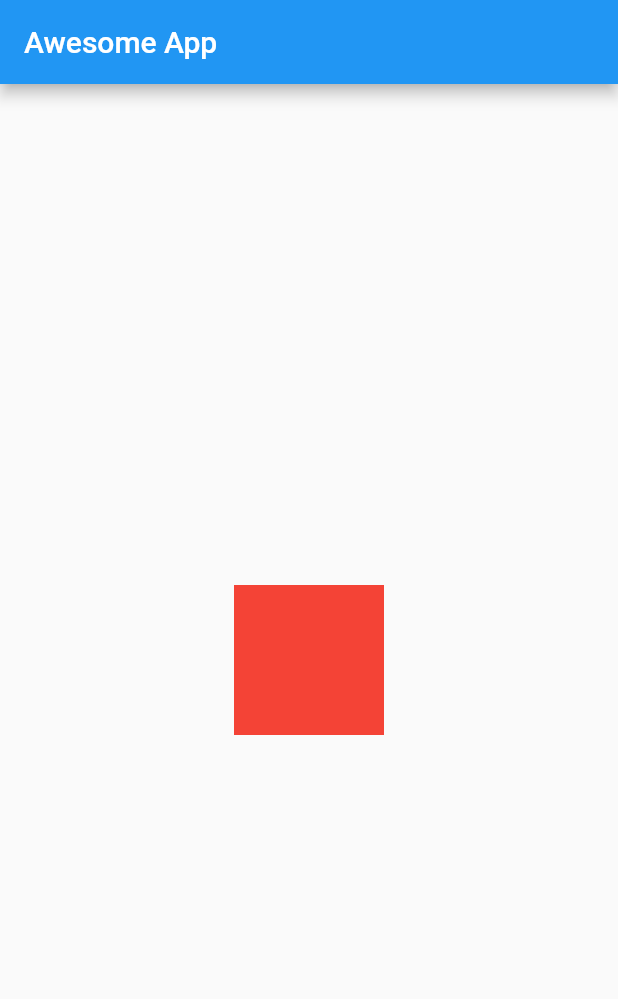
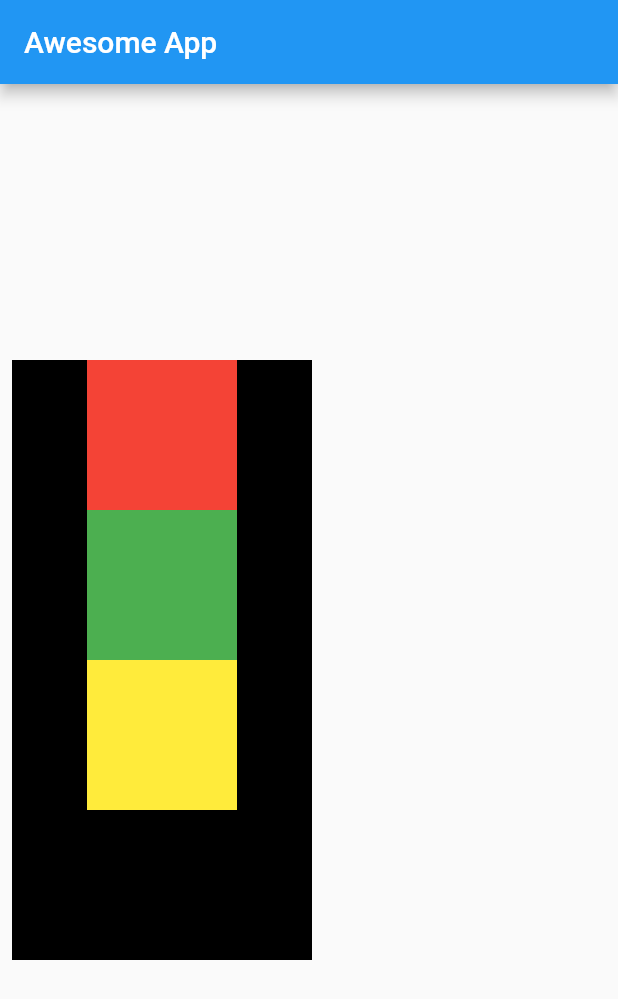
Before and after one commit to aadit-patil/demo, a Flutter app: the screen it shows after launch, on a phone screen of 412 x 824 dp. Shown: the top 999 px of the screen. Run offline on Flutter 3.47's test engine with Material 2 defaults, Android fonts, the phone set to English and light mode, and no system bars.

Commit message:
Chapter2-Completed

```diff
--- a/lib/main.dart
+++ b/lib/main.dart
@@ -18,41 +18,44 @@ class HomePage  extends StatelessWidget {
          appBar: AppBar(
            title: Text("Awesome App"),
          ),
-         body: Center(
-           child: Container(
-             width: 100,
-           height: 100,
-           padding: const EdgeInsets.all(8),
-           color:Colors.red,
-          //  alignment: Alignment.center,
-          //  color: Colors.teal,
+         body: Padding(
+           padding: const EdgeInsets.all(8.0),
+           child: Align(
+            alignment: Alignment.centerLeft,
+             child:Container(
+             color: Colors.black,
+            //  width: MediaQuery.of(context).size.width,
+            //  height: MediaQuery.of(context).size.height,
+            width:200,
+            height:400,
+             child:Column(
+             mainAxisAlignment: MainAxisAlignment.start,
+             crossAxisAlignment: CrossAxisAlignment.center,
+               children: <Widget>[
+              Container(
+                width:100,
+                height:100,
+                color:Colors.red,
+              ),
+              Container(
+                 width:100,
+                height:100,
+                color:Colors.green,
+              ),
+              Container(
+              width:100,
+              height:100,
+              color:Colors.yellow,
+              )
+               ],
 
-        //    child: Text("I  Box",
-        //    style: TextStyle(
-        //      color: Colors.red,
-        //     fontSize: 20,
-        //     ),
-        // ),
+             )
 
 
-        //    decoration: BoxDecoration(
-        //     //  shape: BoxShape.circle,
-        //      borderRadius: BorderRadius.circular(10),
-        //      boxShadow: [BoxShadow(
-        //        color:Colors.grey,
-        //        blurRadius:6,
-
-        //       //  spreadRadius: 10,
-        //       offset: Offset(2.0,10.0),
-        //        )],
-
-        //      color: Colors.teal,
-        //      gradient: LinearGradient(colors: [ Colors.yellow,Colors.green]),
-        //    ),
-        //  )
+       ),
+      ),
          ),
-       )
-       )
+    )
     );
 
 
```
